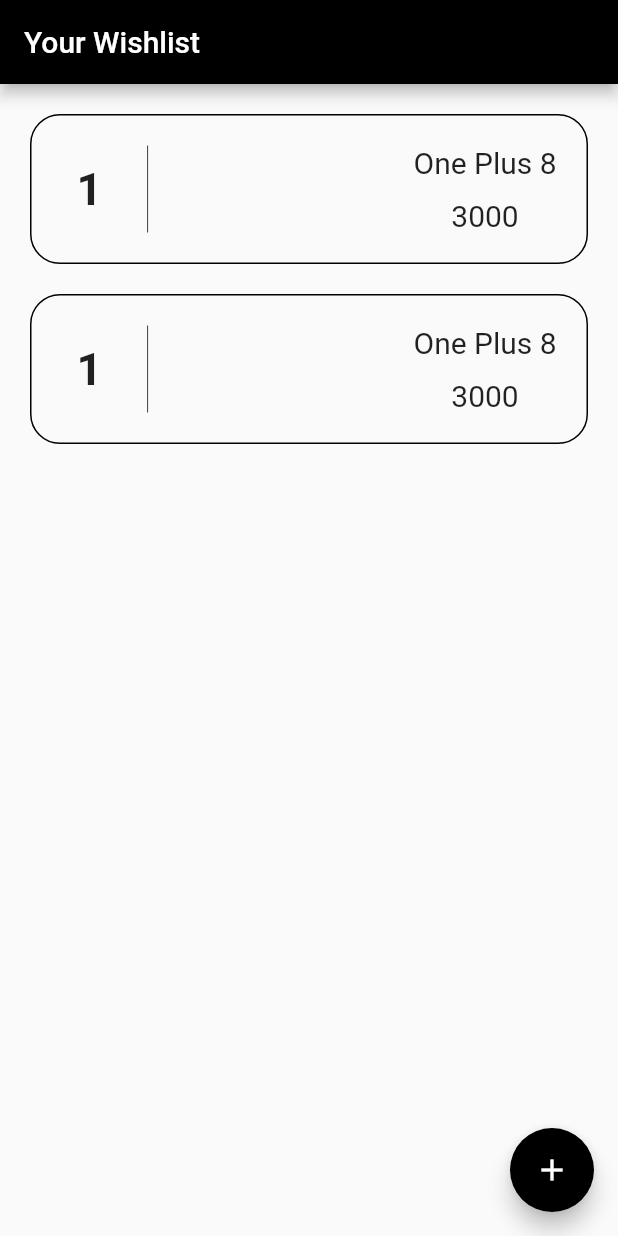
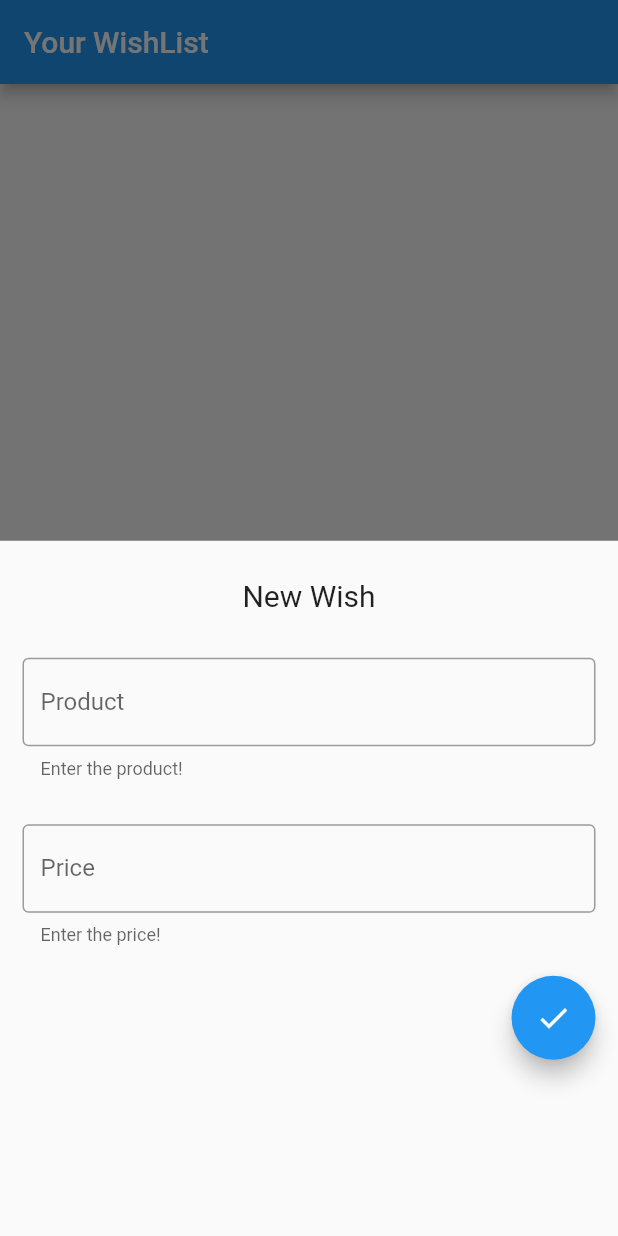
Before and after one commit to yash-dxt/wishlist-sqlite-flutter-provider, a Flutter app: the screen it shows after launch, after a tap on the "add" icon, on a phone screen of 412 x 824 dp. Run offline on Flutter 3.47's test engine with Material 2 defaults, Android fonts, the phone set to English and light mode, and no system bars; our stand-ins replace sqflite; accounts and stored records are empty.

Commit message:
first commit

```diff
--- a/lib/main.dart
+++ b/lib/main.dart
@@ -1,5 +1,8 @@
 import 'package:flutter/material.dart';
+import 'package:provider/provider.dart';
 import 'package:wishlist/screens/wishlist_screen.dart';
+import 'package:wishlist/services/wishlist_database.dart';
+import 'package:wishlist/wishlist_model.dart';
 
 void main() {
   runApp(MyApp());
--- a/lib/screens/wishlist_screen.dart
+++ b/lib/screens/wishlist_screen.dart
@@ -1,89 +1,192 @@
 import 'package:flutter/material.dart';
+import 'package:wishlist/services/wishlist_database.dart';
+import '../wishlist_model.dart';
 
-class WishListScreen extends StatelessWidget {
+class WishListScreen extends StatefulWidget {
+  @override
+  _WishListScreenState createState() => _WishListScreenState();
+}
+
+class _WishListScreenState extends State<WishListScreen> {
+  final database = WishListDatabase.db;
+  int price;
+  String product;
+
   @override
   Widget build(BuildContext context) {
     return Scaffold(
       appBar: AppBar(
-        title: Text("Your Wishlist"),
-        backgroundColor: Colors.black,
+        title: Text('Your WishList'),
       ),
-      floatingActionButton: FloatingActionButton(
-        onPressed: () {},
-        backgroundColor: Colors.black,
-        child: Icon(
-          Icons.add,
-          color: Colors.white,
+      floatingActionButton:
+          Row(mainAxisAlignment: MainAxisAlignment.end, children: [
+        FloatingActionButton(
+          child: Icon(Icons.add),
+          onPressed: () {
+            showModalBottomSheet(
+                context: context,
+                builder: (context) {
+                  return Container(
+                    padding: EdgeInsets.all(15),
+                    child: Column(
+//                  mainAxisAlignment: MainAxisAlignment.center,
+                      children: [
+                        SizedBox(
+                          height: 10,
+                        ),
+                        Text('New Wish', style: TextStyle(fontSize: 20)),
+                        SizedBox(
+                          height: 30,
+                        ),
+                        TextField(
+                          onChanged: (value) {
+                            product = value;
+                          },
+                          decoration: InputDecoration(
+                            border: OutlineInputBorder(),
+                            labelText: 'Product',
+                            helperText: 'Enter the product!',
                           ),
                         ),
-      body: Container(
-        padding: EdgeInsets.all(10),
-        child: ListView(
-          children: [
-            WishListElement(),
-            WishListElement(),
-          ],
+                        SizedBox(
+                          height: 30,
+                        ),
+                        TextField(
+                          onChanged: (value) {
+                            price = int.parse(value);
+                          },
+                          decoration: InputDecoration(
+                            border: OutlineInputBorder(),
+                            labelText: 'Price',
+                            helperText: 'Enter the price!',
                           ),
                         ),
-    );
-  }
-}
-
-class WishListElement extends StatelessWidget {
-  const WishListElement({
-    Key key,
-  }) : super(key: key);
-
-  @override
-  Widget build(BuildContext context) {
-    return Container(
-      height: 100,
-      width: 200,
-      padding: EdgeInsets.all(20),
-      margin: EdgeInsets.all(10),
-      decoration: BoxDecoration(
-        border: Border.all(
-          color: Colors.black,
+                        SizedBox(
+                          height: 20,
                         ),
-        borderRadius: BorderRadius.circular(20),
-      ),
-      child: Row(
-        mainAxisAlignment: MainAxisAlignment.spaceBetween,
+                        Row(
+                          mainAxisAlignment: MainAxisAlignment.end,
                           children: [
-          Row(
-            children: [
-              SizedBox(
-                width: 10,
-              ),
-              Text(
-                "1",
-                style: TextStyle(fontWeight: FontWeight.bold, fontSize: 30),
-              ),
-              SizedBox(
-                width: 30,
-              ),
-              Container(
-                width: 0.5,
-                height: double.infinity,
-                color: Colors.black,
-              )
-            ],
-          ),
-          Column(
-            mainAxisAlignment: MainAxisAlignment.spaceBetween,
-            children: [
-              Text(
-                'One Plus 8',
-                style: TextStyle(fontSize: 20),
-              ),
-              Text(
-                '3000',
-                style: TextStyle(fontSize: 20),
-              )
+                            FloatingActionButton(
+                                child: Icon(Icons.check),
+                                onPressed: () {
+                                  setState(() {
+                                    database.addToDatabase(WishList(
+                                        price: price, product: product));
+                                  });
+                                  Navigator.pop(context);
+                                })
                           ],
                         )
                       ],
                     ),
                   );
+                });
+          },
+        ),
+        SizedBox(
+          width: 10,
+        ),
+        FloatingActionButton(
+          onPressed: () {
+            setState(() {
+              database.deleteAll();
+            });
+          },
+          child: Icon(Icons.delete),
+        )
+      ]),
+      body: FutureBuilder<List<WishList>>(
+          future: database.getFullWishList(),
+          builder:
+              (BuildContext context, AsyncSnapshot<List<WishList>> snapshot) {
+            if (snapshot.hasData) {
+              return ListView.builder(
+                  itemCount: snapshot.data.length,
+                  itemBuilder: (context, index) {
+                    WishList element = snapshot.data[index];
+                    return ListTile(
+                      onTap: () {
+                        int priceOfElement = element.price;
+                        String previousProduct = element.product;
+                        showModalBottomSheet(
+                            context: context,
+                            builder: (context) {
+                              return Container(
+                                padding: EdgeInsets.all(15),
+                                child: Column(
+                                  children: [
+                                    SizedBox(
+                                      height: 10,
+                                    ),
+                                    Text('Update Wish',
+                                        style: TextStyle(fontSize: 20)),
+                                    SizedBox(
+                                      height: 30,
+                                    ),
+                                    TextField(
+                                      onChanged: (value) {
+                                        product = value;
+                                      },
+                                      decoration: InputDecoration(
+                                        border: OutlineInputBorder(),
+                                        labelText: '$previousProduct',
+                                        helperText: 'Enter the product!',
+                                      ),
+                                    ),
+                                    SizedBox(
+                                      height: 30,
+                                    ),
+                                    TextField(
+                                      onChanged: (value) {
+                                        price = int.parse(value);
+                                      },
+                                      decoration: InputDecoration(
+                                        border: OutlineInputBorder(),
+                                        labelText: '$priceOfElement',
+                                        helperText: 'Enter the price!',
+                                      ),
+                                    ),
+                                    SizedBox(
+                                      height: 20,
+                                    ),
+                                    Row(
+                                      mainAxisAlignment: MainAxisAlignment.end,
+                                      children: [
+                                        FloatingActionButton(
+                                            child: Icon(Icons.check),
+                                            onPressed: () {
+                                              setState(() {
+                                                database.updateWish(WishList(
+                                                    price: price,
+                                                    product: product,
+                                                    id: element.id));
+                                              });
+                                              Navigator.pop(context);
+                                            })
+                                      ],
+                                    )
+                                  ],
+                                ),
+                              );
+                            });
+                      },
+                      onLongPress: () {
+                        setState(() {
+                          database.deleteWishListWithId(element.id);
+                        });
+                      },
+                      title: Text(element.product),
+                      subtitle: Text(element.price.toString()),
+                      leading: Text((index + 1).toString()),
+                    );
+                  });
+            } else {
+              return Center(
+                child: CircularProgressIndicator(),
+              );
+            }
+          }),
+    );
   }
 }
--- a/lib/services/wishlist_database.dart
+++ b/lib/services/wishlist_database.dart
@@ -6,10 +6,10 @@
 import 'package:wishlist/wishlist_model.dart';
 import 'dart:async';
 
-class WishlistDatabase {
-  WishlistDatabase._();
+class WishListDatabase {
+  WishListDatabase._();
 
-  static final WishlistDatabase db = WishlistDatabase._();
+  static final WishListDatabase db = WishListDatabase._();
   Database _database;
 
   Future<Database> get database async {
@@ -25,11 +25,12 @@
     String path = join(directory.path, "wishlist.db");
     return await openDatabase(path, version: 1,
         onCreate: (Database db, int version) async {
-      await db.execute("CREATE TABLE WishList("
-          "index integer primary key AUTOINCREMENT,"
-          "price integer,"
-          "product TEXT"
-          ") ");
+      await db.execute("""
+      CREATE TABLE WishList(
+          id INTEGER PRIMARY KEY AUTOINCREMENT,
+          price INTEGER,
+          product TEXT
+          ) """);
     });
   }
 
@@ -40,27 +41,34 @@
     return a;
   }
 
-  Future<WishList> getWishListByIndex(int index) async {
+  Future<WishList> getWishListById(int id) async {
     final db = await database;
-    var response =
-        await db.query("WishList", where: "index = ?", whereArgs: [index]);
+    var response = await db.query("WishList", where: "id = ?", whereArgs: [id]);
     return response.isNotEmpty ? WishList.fromMap(response.first) : null;
   }
 
   Future<List<WishList>> getFullWishList() async {
     final db = await database;
     var response = await db.query("WishList");
-    List<WishList> list = response.map((e) => WishList.fromMap(e));
+    List<WishList> list = response.isNotEmpty
+        ? response.map((e) => WishList.fromMap(e)).toList()
+        : [];
     return list;
   }
 
-  Future<int> deleteWishListWithId(int index) async {
+  Future<int> deleteWishListWithId(int id) async {
     final db = await database;
-    return db.delete("WishList", where: "index = ?", whereArgs: [index]);
+    return db.delete("WishList", where: "id= ?", whereArgs: [id]);
   }
 
   void deleteAll() async {
     final db = await database;
     db.delete("WishList");
   }
+
+  Future<int> updateWish(WishList wishList) async{
+    final db = await database;
+    var response = db.update('WishList', wishList.toMap(), where: 'id = ?', whereArgs: [wishList.id]);
+    return response;
+  }
 }
--- a/lib/services/wishlist_provider.dart
+++ /dev/null
@@ -1,4 +0,0 @@
-import 'package:wishlist/wishlist_model.dart';
-import 'package:flutter/material.dart';
-
-class WishListProvider with ChangeNotifier {}
--- a/lib/wishlist_model.dart
+++ b/lib/wishlist_model.dart
@@ -1,15 +1,15 @@
 class WishList {
   final int price;
   final String product;
-  final int index;
+  final int id;
 
-  WishList({this.price, this.product, this.index});
+  WishList({this.price, this.product, this.id});
 
   Map<String, dynamic> toMap() =>
-      {"index": index, "product": product, "price": price};
+      {'id': id, 'product': product, 'price': price};
 
   factory WishList.fromMap(Map<String, dynamic> map) {
     return WishList(
-        index: map['index'], price: map['price'], product: map['product']);
+        id: map['id'], price: map['price'], product: map['product']);
   }
 }
```
Lines whose indentation alone changed are shown as unchanged.
